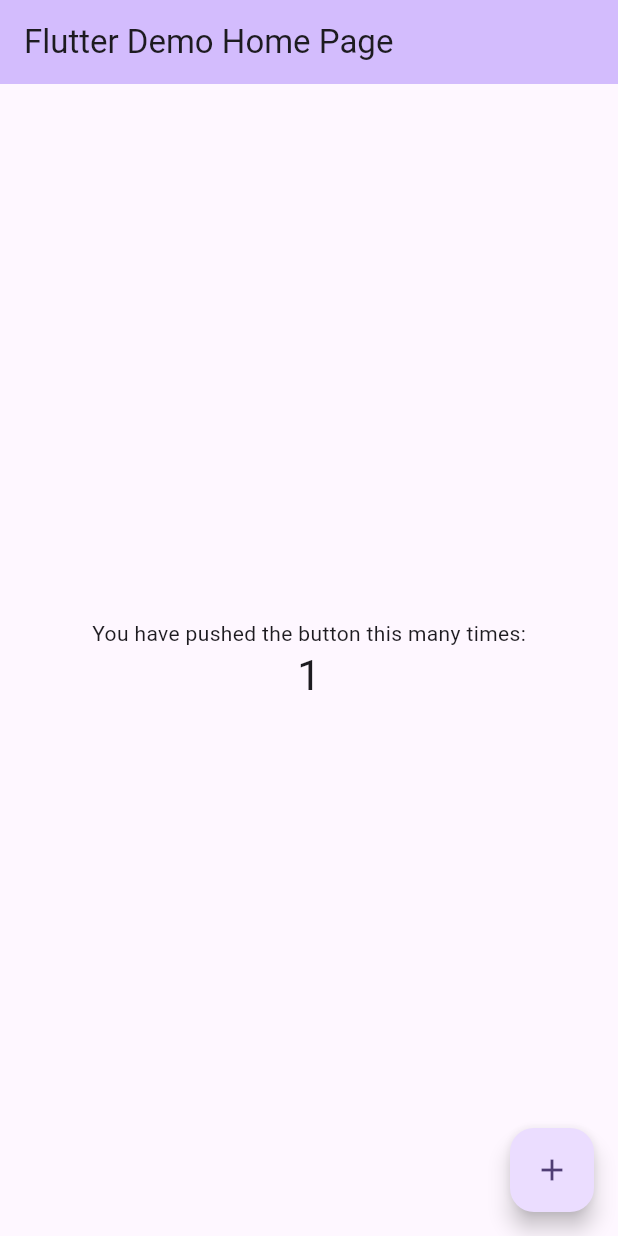
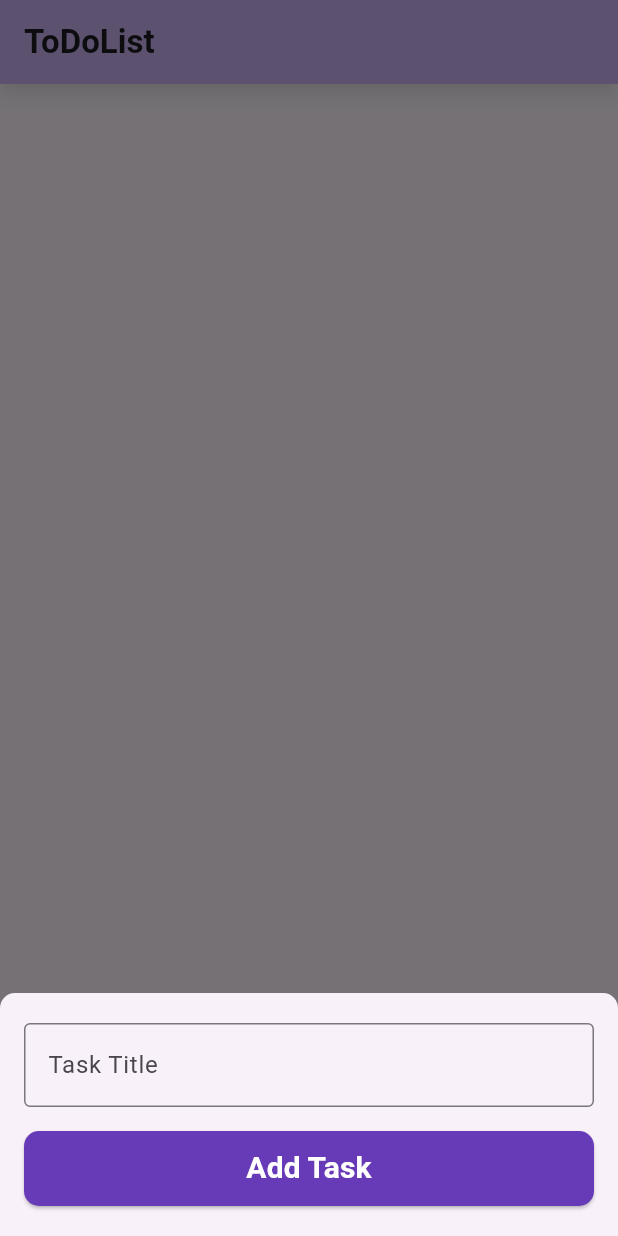
Before and after one commit to nothing521314/todo_app_flutter, a Flutter app: the screen it shows after launch, after a tap on the "add" icon, on a phone screen of 412 x 824 dp. Run offline on Flutter 3.47's test engine with Material 3 defaults, Android fonts, the phone set to English and light mode, and no system bars; missing offline and left inert: confirm_dialog.

```diff
--- a/lib/main.dart
+++ b/lib/main.dart
@@ -1,4 +1,7 @@
 import 'package:flutter/material.dart';
+import 'package:todo_app_flutter/model/items.dart';
+import 'package:todo_app_flutter/widget/new_task_modal.dart';
+import 'package:todo_app_flutter/widget/task.dart';
 
 void main() {
   runApp(const MyApp());
@@ -7,45 +10,21 @@ void main() {
 class MyApp extends StatelessWidget {
   const MyApp({super.key});
 
-  // This widget is the root of your application.
   @override
   Widget build(BuildContext context) {
     return MaterialApp(
-      title: 'Flutter Demo',
+      title: 'Todo App Flutter',
       theme: ThemeData(
-        // This is the theme of your application.
-        //
-        // TRY THIS: Try running your application with "flutter run". You'll see
-        // the application has a purple toolbar. Then, without quitting the app,
-        // try changing the seedColor in the colorScheme below to Colors.green
-        // and then invoke "hot reload" (save your changes or press the "hot
-        // reload" button in a Flutter-supported IDE, or press "r" if you used
-        // the command line to start the app).
-        //
-        // Notice that the counter didn't reset back to zero; the application
-        // state is not lost during the reload. To reset the state, use hot
-        // restart instead.
-        //
-        // This works for code too, not just values: Most code changes can be
-        // tested with just a hot reload.
         colorScheme: ColorScheme.fromSeed(seedColor: Colors.deepPurple),
       ),
-      home: const MyHomePage(title: 'Flutter Demo Home Page'),
+      home: const MyHomePage(title: 'ToDoList'),
+      debugShowCheckedModeBanner: false,
     );
   }
 }
 
 class MyHomePage extends StatefulWidget {
   const MyHomePage({super.key, required this.title});
-
-  // This widget is the home page of your application. It is stateful, meaning
-  // that it has a State object (defined below) that contains fields that affect
-  // how it looks.
-
-  // This class is the configuration for the state. It holds the values (in this
-  // case the title) provided by the parent (in this case the App widget) and
-  // used by the build method of the State. Fields in a Widget subclass are
-  // always marked "final".
 
   final String title;
 
@@ -54,69 +33,66 @@ class MyHomePage extends StatefulWidget {
 }
 
 class _MyHomePageState extends State<MyHomePage> {
-  int _counter = 0;
+  final List<DataItem> _items = [];
 
-  void _incrementCounter() {
+  void _handleAddItem(String title) {
     setState(() {
-      // This call to setState tells the Flutter framework that something has
-      // changed in this State, which causes it to rerun the build method below
-      // so that the display can reflect the updated values. If we changed
-      // _counter without calling setState(), then the build method would not be
-      // called again, and so nothing would appear to happen.
-      _counter++;
+      _items.add(DataItem(title: title, id: DateTime.now().toString()));
     });
+  }
+
+  void _removeItem(String id) {
+    setState(() {
+      _items.removeWhere((e) => e.id == id);
+    });
+  }
+
+  void _handleOpenModalBottomSheet() {
+    showModalBottomSheet(
+      context: context,
+      isScrollControlled: true,
+      shape: RoundedRectangleBorder(
+        borderRadius: BorderRadius.vertical(top: Radius.circular(10)),
+      ),
+      builder:
+          (BuildContext context) =>
+              NewTaskModalBottomSheet(addTask: _handleAddItem),
+    );
   }
 
   @override
   Widget build(BuildContext context) {
-    // This method is rerun every time setState is called, for instance as done
-    // by the _incrementCounter method above.
-    //
-    // The Flutter framework has been optimized to make rerunning build methods
-    // fast, so that you can just rebuild anything that needs updating rather
-    // than having to individually change instances of widgets.
     return Scaffold(
       appBar: AppBar(
-        // TRY THIS: Try changing the color here to a specific color (to
-        // Colors.amber, perhaps?) and trigger a hot reload to see the AppBar
-        // change color while the other colors stay the same.
         backgroundColor: Theme.of(context).colorScheme.inversePrimary,
-        // Here we take the value from the MyHomePage object that was created by
-        // the App.build method, and use it to set our appbar title.
-        title: Text(widget.title),
+        title: Text(
+          widget.title,
+          style: TextStyle(fontWeight: FontWeight.bold),
+        ),
+        shadowColor: Colors.black38,
+        elevation: 4,
       ),
-      body: Center(
-        // Center is a layout widget. It takes a single child and positions it
-        // in the middle of the parent.
+      body: SingleChildScrollView(
         child: Column(
-          // Column is also a layout widget. It takes a list of children and
-          // arranges them vertically. By default, it sizes itself to fit its
-          // children horizontally, and tries to be as tall as its parent.
-          //
-          // Column has various properties to control how it sizes itself and
-          // how it positions its children. Here we use mainAxisAlignment to
-          // center the children vertically; the main axis here is the vertical
-          // axis because Columns are vertical (the cross axis would be
-          // horizontal).
-          //
-          // TRY THIS: Invoke "debug painting" (choose the "Toggle Debug Paint"
-          // action in the IDE, or press "p" in the console), to see the
-          // wireframe for each widget.
-          mainAxisAlignment: MainAxisAlignment.center,
-          children: <Widget>[
-            const Text('You have pushed the button this many times:'),
-            Text(
-              '$_counter',
-              style: Theme.of(context).textTheme.headlineMedium,
-            ),
-          ],
+          children:
+              _items
+                  .map(
+                    (item) => Task(
+                      title: item.title,
+                      id: item.id,
+                      onRemove: _removeItem,
+                      index: _items.indexOf(item),
+                    ),
+                  )
+                  .toList(),
         ),
       ),
       floatingActionButton: FloatingActionButton(
-        onPressed: _incrementCounter,
-        tooltip: 'Increment',
+        onPressed: _handleOpenModalBottomSheet,
+        tooltip: 'Add Task',
+        shape: const CircleBorder(),
         child: const Icon(Icons.add),
-      ), // This trailing comma makes auto-formatting nicer for build methods.
+      ),
     );
   }
 }
--- /dev/null
+++ b/lib/model/items.dart
@@ -0,0 +1,6 @@
+class DataItem {
+  final String title;
+  final String id;
+
+  DataItem({required this.title, required this.id});
+}
--- /dev/null
+++ b/lib/widget/new_task_modal.dart
@@ -0,0 +1,57 @@
+import 'package:flutter/material.dart';
+
+class NewTaskModalBottomSheet extends StatelessWidget {
+  NewTaskModalBottomSheet({super.key, required this.addTask});
+
+  final Function addTask;
+
+  final TextEditingController _taskTitleController = TextEditingController();
+
+  void _addTask(BuildContext context) {
+    final title = _taskTitleController.text;
+    if (title.isEmpty) return;
+    addTask(title);
+    Navigator.pop(context);
+  }
+
+  @override
+  Widget build(BuildContext context) {
+    return Padding(
+      padding: MediaQuery.of(context).viewInsets,
+      child: Container(
+        padding: const EdgeInsets.symmetric(vertical: 20, horizontal: 16),
+        child: Column(
+          mainAxisSize: MainAxisSize.min, // Adjust size to content
+          children: [
+            TextField(
+              decoration: const InputDecoration(
+                labelText: 'Task Title',
+                border: OutlineInputBorder(),
+              ),
+              controller: _taskTitleController,
+            ),
+            const SizedBox(height: 16),
+            SizedBox(
+              width: double.infinity,
+              height: 50,
+              child: ElevatedButton(
+                onPressed: () => _addTask(context),
+                style: ElevatedButton.styleFrom(
+                  backgroundColor: Colors.deepPurple,
+                  foregroundColor: Colors.white,
+                  shape: RoundedRectangleBorder(
+                    borderRadius: BorderRadius.circular(10),
+                  ),
+                ),
+                child: const Text(
+                  'Add Task',
+                  style: TextStyle(fontWeight: FontWeight.bold, fontSize: 20),
+                ),
+              ),
+            ),
+          ],
+        ),
+      ),
+    );
+  }
+}
--- a/pubspec.yaml
+++ b/pubspec.yaml
@@ -34,6 +34,7 @@ dependencies:
   # The following adds the Cupertino Icons font to your application.
   # Use with the CupertinoIcons class for iOS style icons.
   cupertino_icons: ^1.0.8
+  confirm_dialog: ^1.0.4
 
 dev_dependencies:
   flutter_test:
```
Also changed, not shown: lib/widget/task.dart (added, +65 -0 lines).
